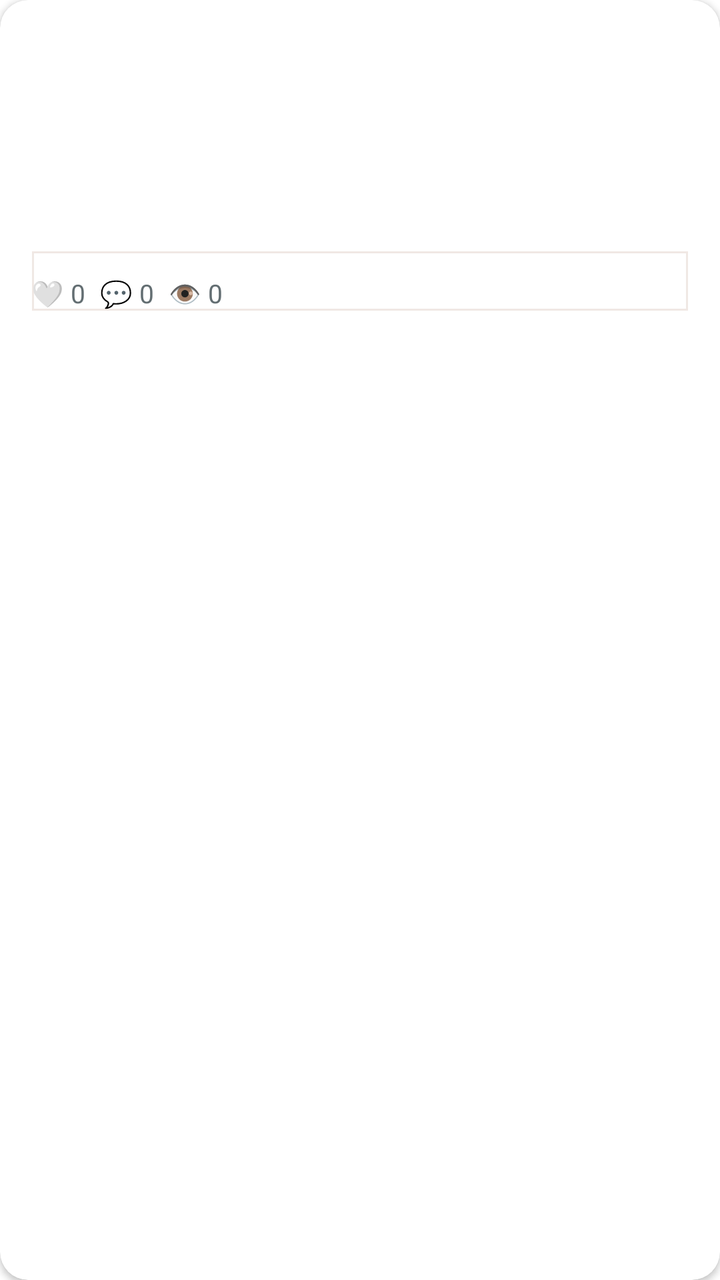
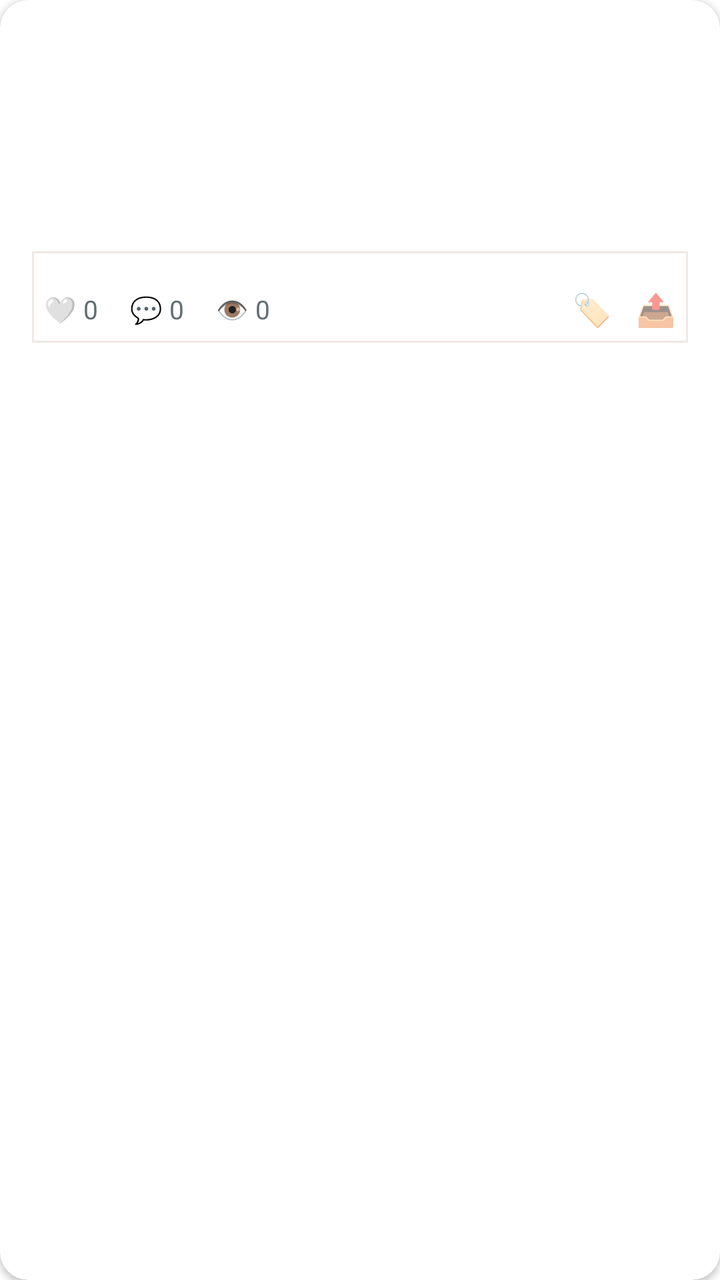

Two renders of the same Android screen: before a commit and after it. Below are the layout's source before the change and the commit's diff.
<!-- AndroidManifest.xml: application theme AppTheme -->
<!-- res/layout/item_post.xml -->
<?xml version="1.0" encoding="utf-8"?>
<androidx.cardview.widget.CardView xmlns:android="http://schemas.android.com/apk/res/android"
    xmlns:app="http://schemas.android.com/apk/res-auto"
    android:layout_width="match_parent" android:layout_height="wrap_content"
    android:layout_marginBottom="12dp" app:cardCornerRadius="14dp"
    app:cardElevation="2dp" app:cardBackgroundColor="@color/white">

    <LinearLayout android:layout_width="match_parent" android:layout_height="wrap_content"
        android:orientation="vertical" android:padding="16dp">

        
        <LinearLayout android:layout_width="match_parent" android:layout_height="wrap_content"
            android:orientation="horizontal" android:gravity="center_vertical" android:layout_marginBottom="12dp">
            <ImageView android:id="@+id/imgAvatar"
                android:layout_width="40dp" android:layout_height="40dp"
                android:src="@android:drawable/sym_def_app_icon"
                android:scaleType="centerCrop" />
            <LinearLayout android:layout_width="0dp" android:layout_height="wrap_content"
                android:layout_weight="1" android:orientation="vertical" android:layout_marginStart="10dp">
                <TextView android:id="@+id/tvAuthor"
                    android:layout_width="wrap_content" android:layout_height="wrap_content"
                    android:textSize="15sp" android:textStyle="bold" android:textColor="@color/black" />
                <TextView android:id="@+id/tvTime"
                    android:layout_width="wrap_content" android:layout_height="wrap_content"
                    android:textSize="12sp" android:textColor="@color/lightGray" />
            </LinearLayout>
            <TextView android:id="@+id/tvCategory"
                android:layout_width="wrap_content" android:layout_height="wrap_content"
                android:textSize="12sp" android:textColor="@color/colorPrimary"
                android:background="@drawable/bg_tag" android:paddingHorizontal="10dp"
                android:paddingVertical="4dp" android:visibility="gone" />
        </LinearLayout>

        
        <TextView android:id="@+id/tvTitle"
            android:layout_width="match_parent" android:layout_height="wrap_content"
            android:textSize="17sp" android:textStyle="bold" android:textColor="#FF222222"
            android:lineSpacingMultiplier="1.3" android:layout_marginBottom="8dp" />

        
        <TextView android:id="@+id/tvContent"
            android:layout_width="match_parent" android:layout_height="wrap_content"
            android:textSize="14sp" android:textColor="#FF555555"
            android:lineSpacingMultiplier="1.5" android:layout_marginBottom="4dp" />

        
        <TextView android:id="@+id/tvExpand"
            android:layout_width="wrap_content" android:layout_height="wrap_content"
            android:text="展开全文" android:textSize="13sp" android:textStyle="bold"
            android:textColor="@color/colorPrimary" android:padding="4dp"
            android:visibility="gone" android:layout_marginBottom="8dp" />

        
        <TextView android:id="@+id/tvTags"
            android:layout_width="match_parent" android:layout_height="wrap_content"
            android:textSize="12sp" android:textColor="@color/colorPrimary"
            android:layout_marginBottom="8dp" android:visibility="gone" />

        
        <LinearLayout android:layout_width="match_parent" android:layout_height="wrap_content"
            android:orientation="horizontal" android:gravity="center_vertical"
            android:paddingTop="12dp" android:layout_marginTop="4dp"
            android:background="@drawable/bg_border_top">

            <TextView android:id="@+id/btnLike"
                android:layout_width="wrap_content" android:layout_height="wrap_content"
                android:text="🤍 0" android:textSize="13sp" android:textColor="@color/gray"
                android:padding="6px 10dp" android:clickable="true" />

            <TextView android:id="@+id/tvComments"
                android:layout_width="wrap_content" android:layout_height="wrap_content"
                android:text="💬 0" android:textSize="13sp" android:textColor="@color/gray"
                android:padding="6px 10dp" android:layout_marginStart="8dp" />

            <TextView android:id="@+id/tvViews"
                android:layout_width="wrap_content" android:layout_height="wrap_content"
                android:text="👁 0" android:textSize="13sp" android:textColor="@color/gray"
                android:padding="6px 10dp" android:layout_marginStart="8dp" />
        </LinearLayout>
    </LinearLayout>
</androidx.cardview.widget.CardView>
<!-- resources referenced by this layout -->
<resources>
  <color name="black">#2d3436</color>
  <color name="colorPrimary">#e74c6f</color>
  <color name="gray">#636e72</color>
  <color name="lightGray">#b2bec3</color>
  <color name="white">#FFFFFF</color>
  <!-- drawable bg_border_top (drawable) -->
  <?xml version="1.0" encoding="utf-8"?>
  <shape xmlns:android="http://schemas.android.com/apk/res/android">
      <stroke android:width="1dp" android:color="#f0e8e4" />
  </shape>
  <!-- drawable bg_tag (drawable) -->
  <?xml version="1.0" encoding="utf-8"?>
  <shape xmlns:android="http://schemas.android.com/apk/res/android" android:shape="rectangle">
      <solid android:color="#fde8ee" />
      <corners android:radius="12dp" />
      <padding android:left="12dp" android:top="6dp" android:right="12dp" android:bottom="6dp" />
  </shape>
  <style name="AppTheme" parent="Theme.MaterialComponents.Light.NoActionBar">
          <item name="colorPrimary">@color/colorPrimary</item>
          <item name="colorPrimaryDark">@color/colorPrimaryDark</item>
          <item name="colorAccent">@color/colorAccent</item>
          <item name="android:statusBarColor">@color/colorPrimaryDark</item>
      </style>
  <color name="colorPrimaryDark">#c4375a</color>
  <color name="colorAccent">#6c5ce7</color>
</resources>

<!-- the commit's change to res/layout/item_post.xml (unified diff, before → after) -->
@@ -9,12 +9,17 @@
         android:orientation="vertical" android:padding="16dp">
 
         
+        <TextView android:id="@+id/tvPinned"
+            android:layout_width="wrap_content" android:layout_height="wrap_content"
+            android:text="📌 置顶" android:textSize="11sp" android:textColor="@color/colorPrimary"
+            android:visibility="gone" android:layout_marginBottom="6dp" />
+
+        
         <LinearLayout android:layout_width="match_parent" android:layout_height="wrap_content"
             android:orientation="horizontal" android:gravity="center_vertical" android:layout_marginBottom="12dp">
             <ImageView android:id="@+id/imgAvatar"
                 android:layout_width="40dp" android:layout_height="40dp"
-                android:src="@android:drawable/sym_def_app_icon"
-                android:scaleType="centerCrop" />
+                android:src="@android:drawable/sym_def_app_icon" android:scaleType="centerCrop" />
             <LinearLayout android:layout_width="0dp" android:layout_height="wrap_content"
                 android:layout_weight="1" android:orientation="vertical" android:layout_marginStart="10dp">
                 <TextView android:id="@+id/tvAuthor"
@@ -65,17 +70,29 @@
             <TextView android:id="@+id/btnLike"
                 android:layout_width="wrap_content" android:layout_height="wrap_content"
                 android:text="🤍 0" android:textSize="13sp" android:textColor="@color/gray"
-                android:padding="6px 10dp" android:clickable="true" />
+                android:padding="6dp" android:clickable="true" />
 
             <TextView android:id="@+id/tvComments"
                 android:layout_width="wrap_content" android:layout_height="wrap_content"
                 android:text="💬 0" android:textSize="13sp" android:textColor="@color/gray"
-                android:padding="6px 10dp" android:layout_marginStart="8dp" />
+                android:padding="6dp" android:layout_marginStart="4dp" />
 
             <TextView android:id="@+id/tvViews"
                 android:layout_width="wrap_content" android:layout_height="wrap_content"
                 android:text="👁 0" android:textSize="13sp" android:textColor="@color/gray"
-                android:padding="6px 10dp" android:layout_marginStart="8dp" />
+                android:padding="6dp" android:layout_marginStart="4dp" />
+
+            <View android:layout_width="0dp" android:layout_height="0dp" android:layout_weight="1" />
+
+            <TextView android:id="@+id/btnBookmark"
+                android:layout_width="wrap_content" android:layout_height="wrap_content"
+                android:text="🏷️" android:textSize="16sp" android:padding="6dp"
+                android:clickable="true" />
+
+            <TextView android:id="@+id/btnShare"
+                android:layout_width="wrap_content" android:layout_height="wrap_content"
+                android:text="📤" android:textSize="16sp" android:padding="6dp"
+                android:clickable="true" />
         </LinearLayout>
     </LinearLayout>
 </androidx.cardview.widget.CardView>
